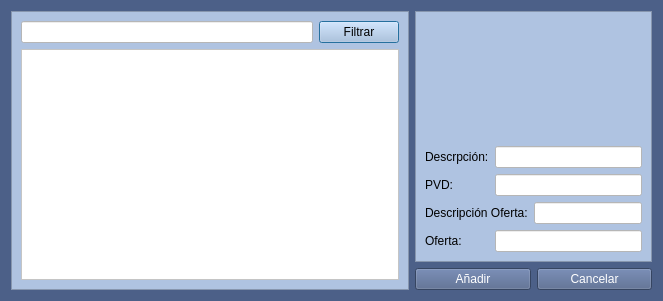
Above: Almacen/frmasociarproveedor.ui from arcnexus/RedFoX before the change. Below: the same form after it.
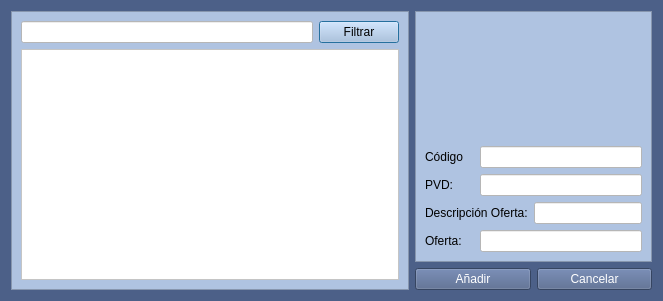
That is the form after the change. Icons and pictures are not drawn.

Patch:
```diff
--- a/Almacen/frmasociarproveedor.ui
+++ b/Almacen/frmasociarproveedor.ui
@@ -117,7 +117,7 @@
       <item row="1" column="0">
        <widget class="QLabel" name="label">
         <property name="text">
-         <string>Descrpción:</string>
+         <string>Código</string>
         </property>
        </widget>
       </item>
```
Left out of the diff: 28 changed lines with no effect on the pictures.
